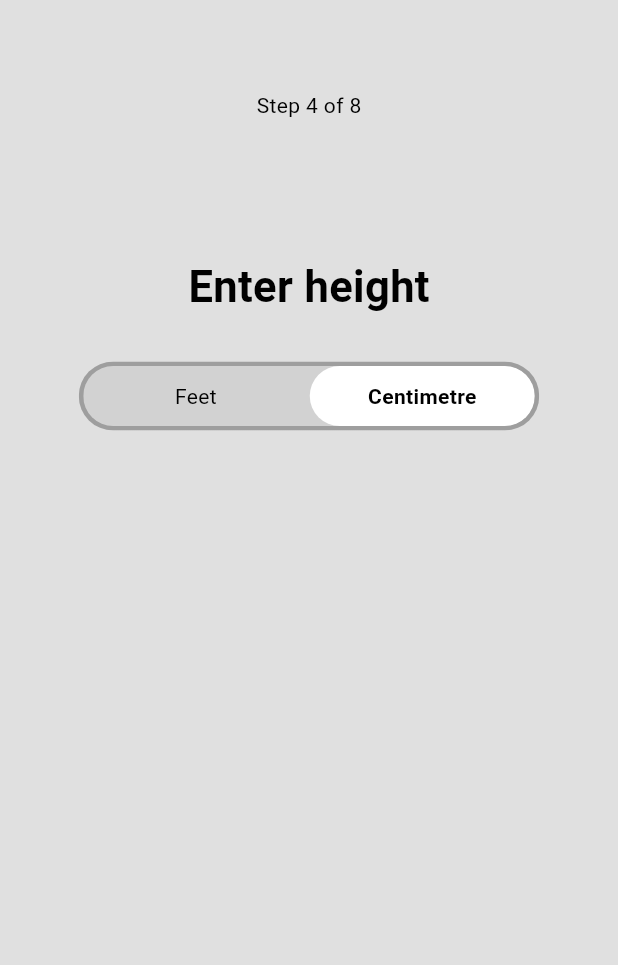
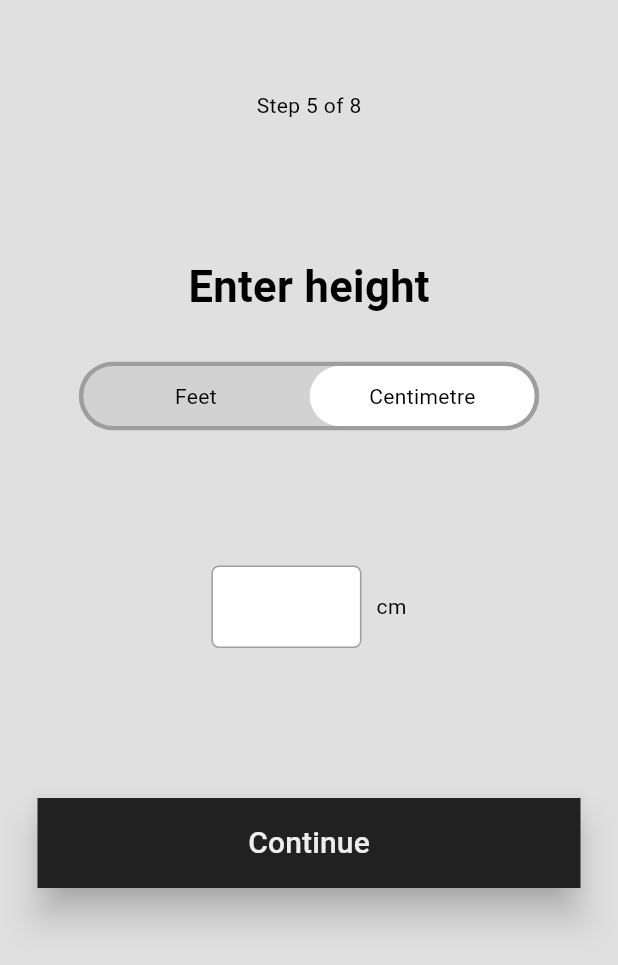
Before and after one commit to SujalKThapa/kushi_dev, a Flutter app: the SelectHeight screen opened directly, on a phone screen of 412 x 824 dp. Shown: the top 965 px of the screen. Run offline on Flutter 3.47's test engine with Material 3 defaults, Android fonts, the phone set to English and light mode, and no system bars; drawn by our look-alikes of toggle_switch; our stand-ins replace smooth_page_indicator.

Commit message:
select Height and weight pages
Implemented the select height and weight pages, as well as used the navigator to point the sign in/sign up pages to the select gender page.

And the select gender page to the select weight and select height pages.

```diff
--- a/lib/main.dart
+++ b/lib/main.dart
@@ -1,6 +1,7 @@
 
 import 'package:flutter/material.dart';
 import 'package:kushi_3/pages/selectHeight.dart';
+import 'package:kushi_3/pages/selectWeight.dart';
 import 'package:kushi_3/themes/dark_mode.dart';
 import 'package:kushi_3/themes/light_mode.dart';
 
@@ -23,7 +24,7 @@ class MyApp extends StatelessWidget {
         theme: lightMode,
         darkTheme: darkMode,
 
-      home: const SelectHeight(),
+      home: const IntroSlider(),
     );
   }
 }
--- a/lib/pages/selectHeight.dart
+++ b/lib/pages/selectHeight.dart
@@ -1,13 +1,20 @@
+import 'package:flutter/cupertino.dart';
 import 'package:flutter/material.dart';
+import 'package:flutter/services.dart';
+import 'package:flutter/widgets.dart';
+import 'package:kushi_3/pages/selectGender.dart';
+import 'package:kushi_3/pages/selectWeight.dart';
 import 'package:toggle_switch/toggle_switch.dart';
+import 'package:kushi_3/components/mybutton.dart';
 
 
 class SelectHeight extends StatefulWidget{
   const SelectHeight({super.key});
-
   @override
   State<StatefulWidget> createState() => selectHeightState();
 }
+
+var labelStart = 1;
 
 class selectHeightState extends State<SelectHeight> {
   var btnStyle1 =  const TextStyle(
@@ -15,9 +22,8 @@ class selectHeightState extends State<SelectHeight> {
   );
   var btnStyle2 = const TextStyle(
       color: Colors.black,
-      fontWeight: FontWeight.w600,
   );
-  var labels = ['Feet', 'Centimetre'];
+  var labels = ['ft', 'cm'];
   var heightUnit = "cm";
   @override
   Widget build(BuildContext context) {
@@ -32,7 +38,7 @@ class selectHeightState extends State<SelectHeight> {
           mainAxisAlignment: MainAxisAlignment.start,
           children: [
             const SizedBox(height: 60,),
-            const Text("Step 4 of 8"),
+            const Text("Step 5 of 8"),
             const SizedBox(height: 90,),
             const Text("Enter height", style: TextStyle(
               fontWeight: FontWeight.bold,
@@ -42,7 +48,7 @@ class selectHeightState extends State<SelectHeight> {
             const SizedBox(height: 30,),
             ToggleSwitch(
               minWidth: 150.0,
-              initialLabelIndex: 1,
+              initialLabelIndex: labelStart,
               cornerRadius: 30.0,
               radiusStyle: true,
               activeBgColor: [Colors.white],
@@ -54,15 +60,40 @@ class selectHeightState extends State<SelectHeight> {
               inactiveBgColor: Colors.white54,
               inactiveFgColor: Colors.grey,
               totalSwitches: 2,
-              labels: labels,
+              labels: ["Feet", "Centimetre"],
               onToggle: (index) {
-                if (index != null) {
+                if(index != null) {
                   setState(() {
+                    labelStart = index;
                     heightUnit = labels[index];
                     print(heightUnit);
                   });
                 }
               }
+            ),
+            const SizedBox(height: 90,),
+            Row(
+              mainAxisAlignment: MainAxisAlignment.center,
+              children: [
+                Container(
+                  padding: EdgeInsets.all(2.5),
+                    decoration: BoxDecoration(
+                      color: Colors.white,
+                      borderRadius: BorderRadius.circular(5), // Adjust the radius as per your requirement
+                      border: Border.all(color: Colors.grey),
+                    ),
+                    width: 100,
+                    child: TextField(textAlign: TextAlign.center, style: TextStyle(fontSize: 20),keyboardType: TextInputType.number, decoration: InputDecoration(filled: true, fillColor: Colors.white, border: InputBorder.none))),
+                const SizedBox(width: 10),
+                Text(heightUnit)
+              ],
+            ),
+            const SizedBox(height: 100,),MyButton(text: "Continue", onTap: () {
+              Navigator.push(
+                  context,
+                  MaterialPageRoute(
+                      builder: (context) => SelectWeight()));
+            },
             ),
           ],
         ),
```
Also changed, not shown: lib/pages/selectGender.dart (+8 -1 lines), lib/pages/selectWeight.dart (added, +96 -0 lines), lib/pages/signin.dart (+8 -4 lines), lib/pages/signup.dart (+8 -2 lines).
